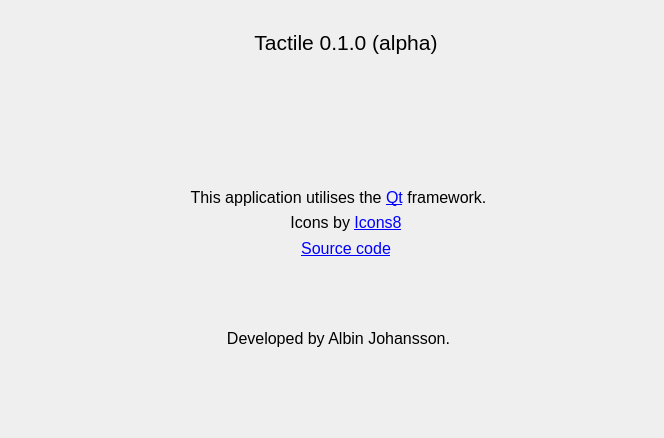
Old version of the form src/ui/about.ui in the repository albin-johansson/tactile.
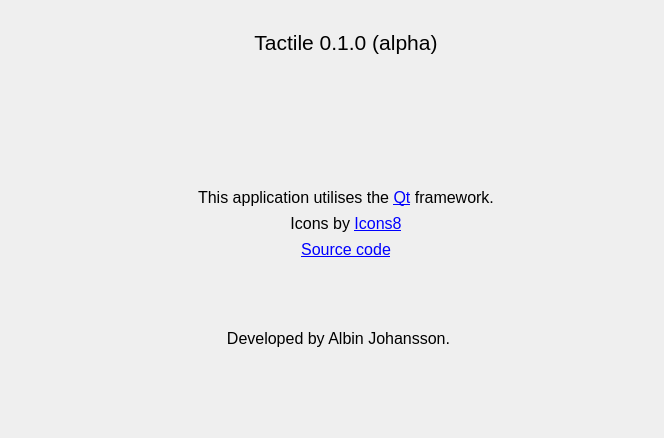
New version of the form. Icons and pictures are not drawn.

Commit message: Add qt icon

The edit to the form file:
```diff
--- a/src/ui/about.ui
+++ b/src/ui/about.ui
@@ -138,6 +138,34 @@
      </spacer>
     </item>
     <item>
+     <layout class="QHBoxLayout" name="horizontalLayout_4">
+      <item>
+       <spacer name="horizontalSpacer_7">
+        <property name="orientation">
+         <enum>Qt::Horizontal</enum>
+        </property>
+        <property name="sizeHint" stdset="0">
+         <size>
+          <width>40</width>
+          <height>20</height>
+         </size>
+        </property>
+       </spacer>
+      </item>
+      <item>
+       <widget class="QLabel" name="label_9">
+        <property name="text">
+         <string/>
+        </property>
+        <property name="pixmap">
+         <pixmap resource="../tactile2.qrc">:/res/icons/icons8/dark/qt.png</pixmap>
+        </property>
+        <property name="alignment">
+         <set>Qt::AlignCenter</set>
+        </property>
+       </widget>
+      </item>
+      <item>
      <widget class="QLabel" name="label_3">
       <property name="font">
        <font>
@@ -159,6 +187,21 @@
        <bool>true</bool>
       </property>
      </widget>
+      </item>
+      <item>
+       <spacer name="horizontalSpacer_8">
+        <property name="orientation">
+         <enum>Qt::Horizontal</enum>
+        </property>
+        <property name="sizeHint" stdset="0">
+         <size>
+          <width>40</width>
+          <height>20</height>
+         </size>
+        </property>
+       </spacer>
+      </item>
+     </layout>
     </item>
     <item>
      <layout class="QHBoxLayout" name="horizontalLayout_2">
```
Lines whose indentation alone changed are shown as unchanged. The commit also changes 2 other files.
